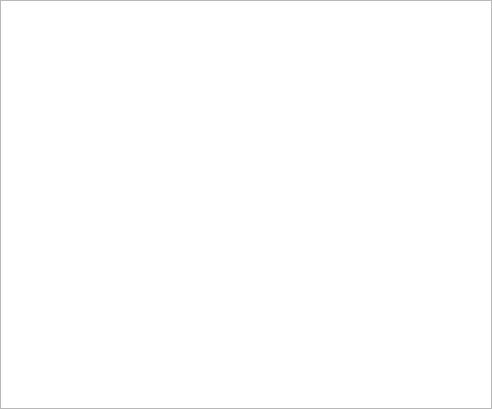
sanderfoobar/wowlet, file src/widgets/suchwowwidget.ui: the form before one commit.
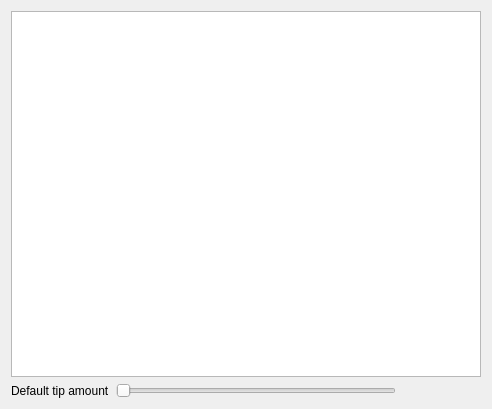
The form after the commit.

Commit message: Custom SuchWow donation tip amount

```diff
--- a/src/widgets/suchwowwidget.ui
+++ b/src/widgets/suchwowwidget.ui
@@ -14,24 +14,33 @@
    <string>Form</string>
   </property>
   <layout class="QVBoxLayout" name="verticalLayout">
-   <property name="spacing">
-    <number>4</number>
-   </property>
-   <property name="leftMargin">
-    <number>0</number>
-   </property>
-   <property name="topMargin">
-    <number>0</number>
-   </property>
-   <property name="rightMargin">
-    <number>0</number>
-   </property>
-   <property name="bottomMargin">
-    <number>0</number>
-   </property>
    <item>
     <widget class="QListWidget" name="listWidget"/>
    </item>
+   <item>
+    <layout class="QFormLayout" name="formLayout">
+     <item row="0" column="0">
+      <widget class="QLabel" name="label_tipAmount">
+       <property name="text">
+        <string>Default tip amount</string>
+       </property>
+      </widget>
+     </item>
+     <item row="0" column="1">
+      <widget class="QSlider" name="slider_tipAmount">
+       <property name="maximumSize">
+        <size>
+         <width>280</width>
+         <height>16777215</height>
+        </size>
+       </property>
+       <property name="orientation">
+        <enum>Qt::Horizontal</enum>
+       </property>
+      </widget>
+     </item>
+    </layout>
+   </item>
   </layout>
  </widget>
  <resources/>
```
The commit also changes 6 other files.
